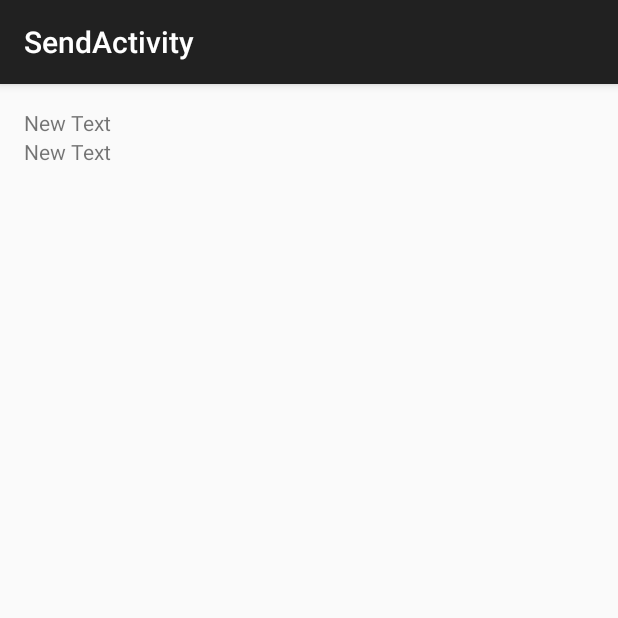
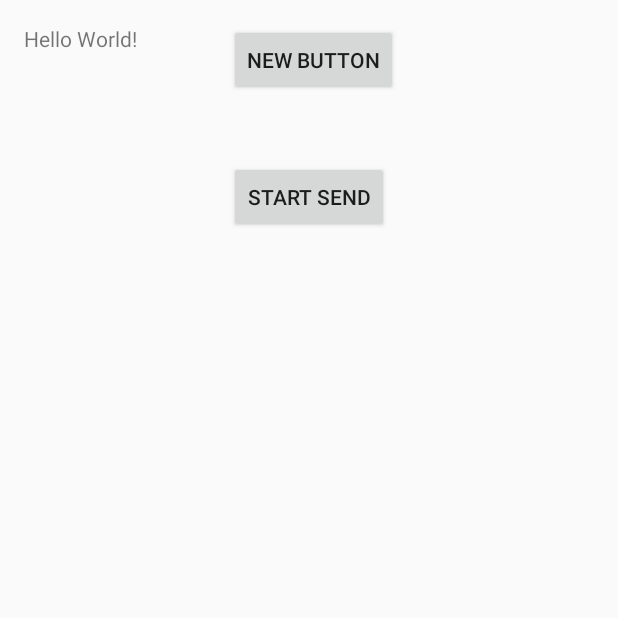
Before and after one commit to ownzandy/HackNC, an Android app: the screen it shows after launch (SendActivity before the commit, MainActivity after it), on a phone screen of 412 x 824 dp, the top half of it. Run offline under Robolectric (Android 15) with nearby library versions, the phone set to English and light mode, and no system bars; libraries missing offline, so code that uses them is left out: com.parse; 6 statements that could not run were skipped.

```diff
--- a/ParseStarterProject/src/main/AndroidManifest.xml
+++ b/ParseStarterProject/src/main/AndroidManifest.xml
@@ -39,6 +39,10 @@
             android:name=".SendActivity"
             android:label="@string/title_activity_send" >
         </activity>
+        <activity
+            android:name=".SendMsgActivity"
+            android:label="@string/title_activity_send_msg" >
+        </activity>
     </application>
 
 </manifest>
--- a/ParseStarterProject/src/main/java/com/parse/starter/MainActivity.java
+++ b/ParseStarterProject/src/main/java/com/parse/starter/MainActivity.java
@@ -14,6 +14,7 @@ import android.support.v7.app.ActionBarActivity;
 import android.view.Menu;
 import android.view.MenuItem;
 import android.view.View;
+import android.widget.Button;
 
 import com.parse.ParseAnalytics;
 import com.parse.Parse;
@@ -21,14 +22,20 @@ import com.parse.ParseObject;
 
 public class MainActivity extends ActionBarActivity {
 
+  private Button writeMsg;
+  private Button send;
+
   @Override
   protected void onCreate(Bundle savedInstanceState) {
     super.onCreate(savedInstanceState);
     setContentView(R.layout.activity_main);
     ParseAnalytics.trackAppOpenedInBackground(getIntent());
 
-    Intent intent = new Intent(this, SendActivity.class);
-    startActivity(intent);
+    //temp testing buttons
+    writeMsg = (Button) findViewById(R.id.writeMsg);
+    send = (Button) findViewById(R.id.startSend);
+    writeMsgOnClick();
+    startSend();
 
   }
 
@@ -38,10 +45,27 @@ public class MainActivity extends ActionBarActivity {
     getMenuInflater().inflate(R.menu.menu_main, menu);
     return true;
   }
-  public void startSend(View view){
-    Intent intent = new Intent(this, SendActivity.class);
+
+  public void writeMsgOnClick() {
+    writeMsg.setOnClickListener(new View.OnClickListener() {
+      @Override
+      public void onClick(View v) {
+        Intent i = new Intent(getBaseContext(), SendMsgActivity.class);
+        startActivity(i);
+      }
+    });
+  }
+
+  public void startSend() {
+    send.setOnClickListener(new View.OnClickListener() {
+      @Override
+      public void onClick(View v) {
+        Intent intent = new Intent(getBaseContext(), SendActivity.class);
         startActivity(intent);
       }
+    });
+  }
+
       @Override
       public boolean onOptionsItemSelected(MenuItem item) {
         // Handle action bar item clicks here. The action bar will
--- /dev/null
+++ b/ParseStarterProject/src/main/res/drawable/login_selector_drawable.xml
@@ -0,0 +1,5 @@
+<?xml version="1.0" encoding="utf-8"?>
+<selector xmlns:android="http://schemas.android.com/apk/res/android">
+    <item android:drawable="@drawable/logindown" android:state_pressed="true"/> <!-- pressed -->
+    <item android:drawable="@drawable/loginup" /> <!-- default -->
+</selector>
--- a/ParseStarterProject/src/main/res/layout/activity_main.xml
+++ b/ParseStarterProject/src/main/res/layout/activity_main.xml
@@ -25,9 +25,18 @@
         android:layout_width="wrap_content"
         android:layout_height="wrap_content"
         android:text="@string/button_send"
-        android:onClick="startSend"
         android:layout_marginTop="72dp"
         android:layout_below="@+id/textView"
-        android:layout_centerHorizontal="true" />
+        android:layout_centerHorizontal="true"
+        android:id="@+id/startSend" />
+
+    <Button
+        android:layout_width="wrap_content"
+        android:layout_height="wrap_content"
+        android:text="New Button"
+        android:id="@+id/writeMsg"
+        android:layout_alignParentTop="true"
+        android:layout_alignLeft="@+id/startSend"
+        android:layout_alignStart="@+id/startSend" />
 
 </RelativeLayout>
--- /dev/null
+++ b/ParseStarterProject/src/main/res/values/color.xml
@@ -0,0 +1,6 @@
+<?xml version="1.0" encoding="utf-8"?>
+<resources>
+    <color name="pressed">#0277BD</color>
+    <color name="normal">#03A9F4</color>
+    <color name="white">#ffffff</color>
+</resources>
--- a/ParseStarterProject/src/main/res/values/strings.xml
+++ b/ParseStarterProject/src/main/res/values/strings.xml
@@ -17,4 +17,5 @@
     <string name="action_settings">Settings</string>
     <string name="title_activity_send">SendActivity</string>
     <string name="button_send">Start Send</string>
+    <string name="title_activity_send_msg">SendMsgActivity</string>
 </resources>
--- a/ParseStarterProject/src/main/res/values/styles.xml
+++ b/ParseStarterProject/src/main/res/values/styles.xml
@@ -8,9 +8,12 @@
   -->
 <resources>
 
-    <!-- Base application theme. -->
-    <style name="AppTheme" parent="Theme.AppCompat.Light.DarkActionBar">
-        <!-- Customize your theme here. -->
+    <style name="AppTheme" parent="Theme.AppCompat.Light.NoActionBar">
+        <!--   your app branding color for the app bar -->
+        <item name="colorPrimary">@color/pressed</item>
+        <!--   darker variant for the status bar and contextual app bars -->
+        <item name="colorPrimaryDark">@color/pressed</item>
+        <!--   theme UI controls like checkboxes and text fields -->
+        <item name="colorAccent">#ffffff</item>
     </style>
-
 </resources>
```
Also changed, not shown: ParseStarterProject/src/main/java/com/parse/starter/SendActivity.java (+83 -88 lines), ParseStarterProject/src/main/java/com/parse/starter/SendMsgActivity.java (added, +83 -0 lines), ParseStarterProject/src/main/java/com/parse/starter/drags.java (added, +28 -0 lines), ParseStarterProject/src/main/java/com/parse/starter/velocity.java (added, +70 -0 lines), ParseStarterProject/src/main/res/layout/activity_send.xml (+17 -0 lines), ParseStarterProject/src/main/res/layout/activity_send_msg.xml (added, +47 -0 lines), ParseStarterProject/src/main/res/menu/menu_send_msg.xml (added, +7 -0 lines), ParseStarterProject/src/main/res/drawable/ic_camera_alt_white_12dp.png (added), ParseStarterProject/src/main/res/drawable/logindown.png (added), ParseStarterProject/src/main/res/drawable/loginup.png (added), ParseStarterProject/src/main/res/drawable/sendbutton.png (added), 46 other files. Lines whose indentation alone changed are shown as unchanged.
